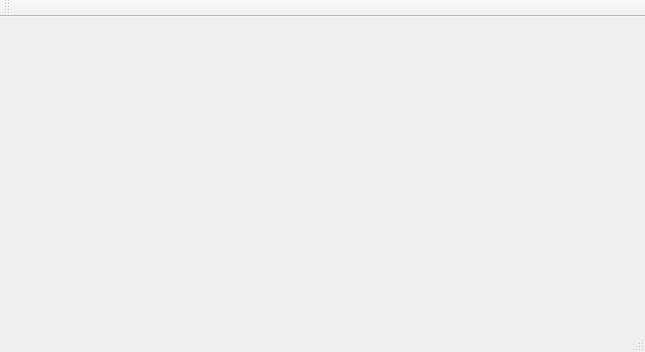
SysMa/msq-summer-project, file Qt/project/mainwindow.ui: the form before one commit.
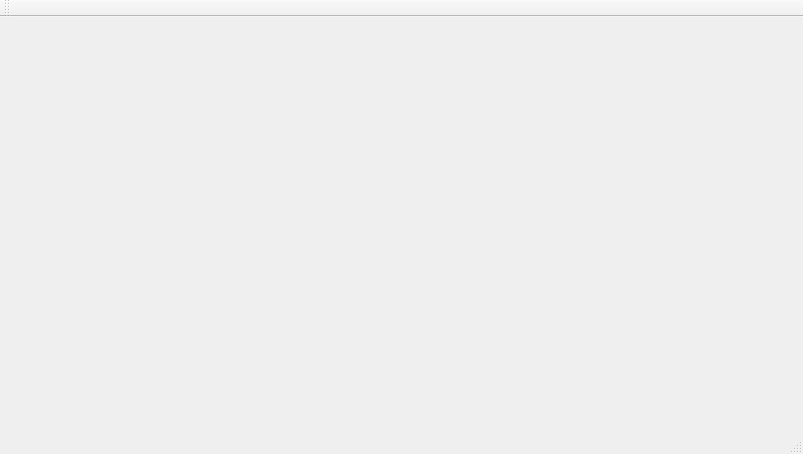
The form after the commit.

The edit to the form file:
```diff
--- a/Qt/project/mainwindow.ui
+++ b/Qt/project/mainwindow.ui
@@ -6,14 +6,25 @@
    <rect>
     <x>0</x>
     <y>0</y>
-    <width>645</width>
-    <height>352</height>
+    <width>803</width>
+    <height>454</height>
    </rect>
   </property>
   <property name="windowTitle">
    <string>MainWindow</string>
   </property>
-  <widget class="QWidget" name="centralWidget"/>
+  <widget class="QWidget" name="centralWidget">
+   <widget class="QWidget" name="widget" native="true">
+    <property name="geometry">
+     <rect>
+      <x>0</x>
+      <y>339</y>
+      <width>801</width>
+      <height>81</height>
+     </rect>
+    </property>
+   </widget>
+  </widget>
   <widget class="QMenuBar" name="menuBar">
    <property name="geometry">
     <rect>
```
Left out of the diff: 2 changed lines with no effect on the pictures.
